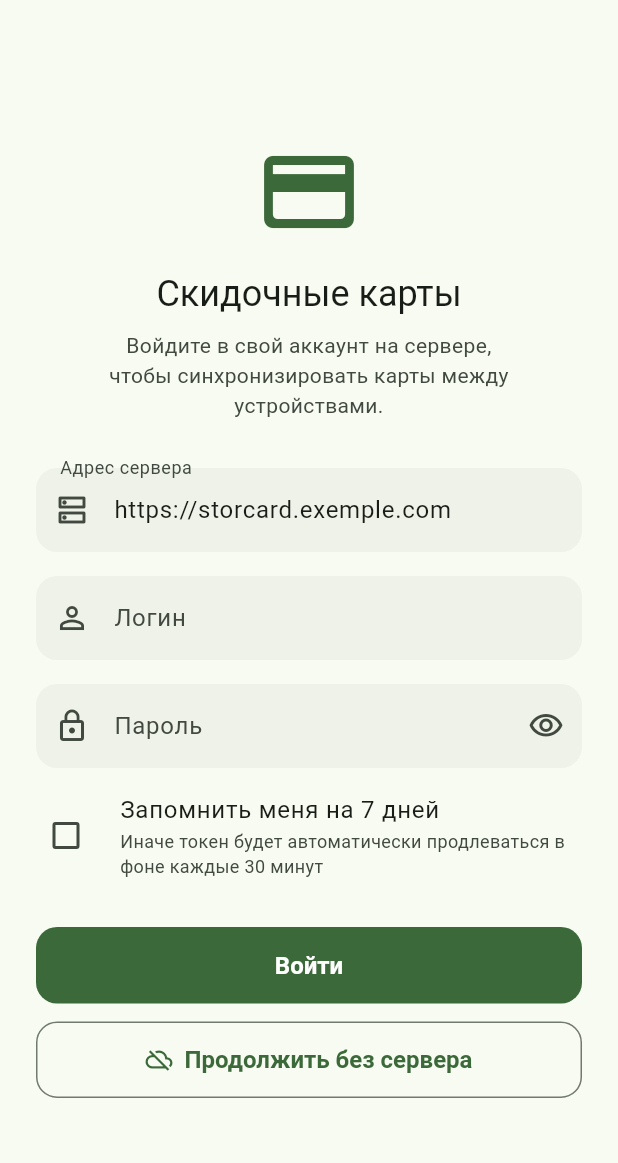
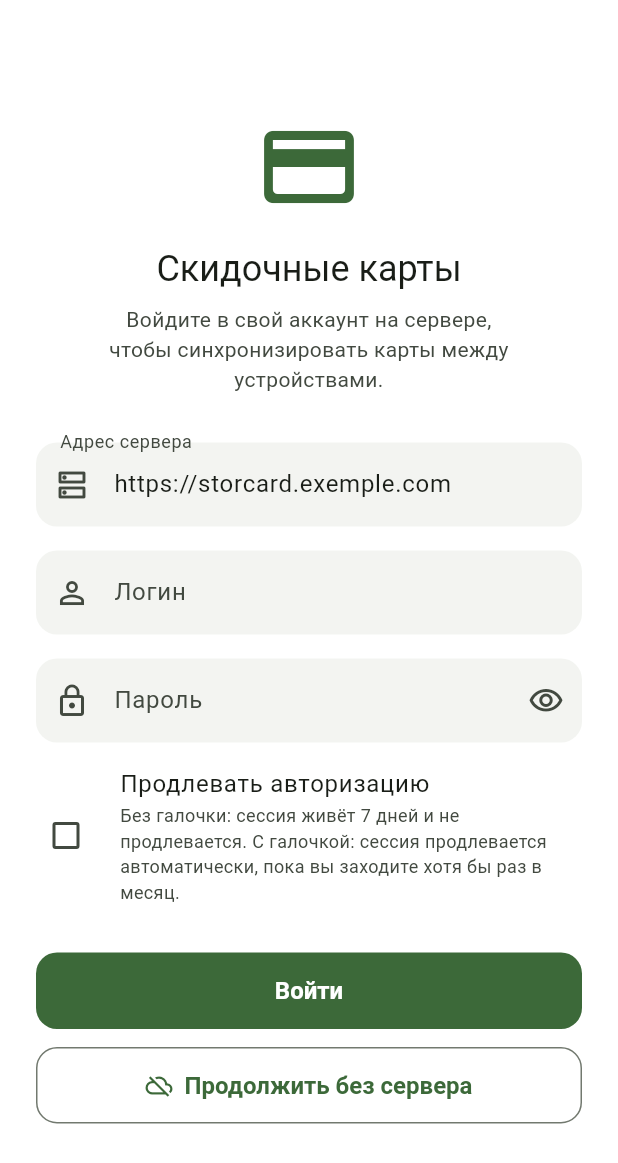
Before and after one commit to FoXeR928/StorCard_client, a Flutter app: the screen it shows after launch, on a phone screen of 412 x 824 dp. Shown: the top 1163 px of the screen. Run offline on Flutter 3.47's test engine with Material 3 defaults, Android fonts, the phone set to English and light mode, and no system bars; drawn by our look-alikes of dynamic_color; our stand-ins replace barcode_widget, connectivity_plus, dio, drift, drift_flutter, image_picker and 4 more; missing offline and left inert: mobile_scanner, screen_brightness; accounts and stored records are empty; generated files the repository leaves out were written again.

Commit message:
Добавлены динамические темы, ярлык и измена авторизация, изменен стиль блоков, исправлены ошибки

```diff
--- a/lib/app.dart
+++ b/lib/app.dart
@@ -1,3 +1,4 @@
+import 'package:dynamic_color/dynamic_color.dart';
 import 'package:flutter/material.dart';
 
 import 'core/theme/app_theme.dart';
@@ -10,13 +11,34 @@ class DiscountCardsApp extends StatelessWidget {
   @override
   Widget build(BuildContext context) {
     final info = AppInfoService.instance.cached;
-    return MaterialApp(
-      title: info?.appName ?? 'Скидочные карты',
-      debugShowCheckedModeBanner: false,
-      themeMode: ThemeMode.system,
-      theme: AppTheme.light(),
-      darkTheme: AppTheme.dark(),
-      home: const AuthGate(),
+
+    return DynamicColorBuilder(
+      builder: (lightDynamic, darkDynamic) {
+        // dynamic_color отдаёт ColorScheme из material_ui, а ThemeData
+        // ждёт ColorScheme из flutter/material. Извлекаем seed-цвет
+        // и пересобираем схему в нужном типе.
+        final lightScheme = lightDynamic != null
+            ? ColorScheme.fromSeed(
+                seedColor: lightDynamic.primary,
+                brightness: Brightness.light,
+              )
+            : null;
+        final darkScheme = darkDynamic != null
+            ? ColorScheme.fromSeed(
+                seedColor: darkDynamic.primary,
+                brightness: Brightness.dark,
+              )
+            : null;
+
+        return MaterialApp(
+          title: info?.appName ?? 'StorCard',
+          debugShowCheckedModeBanner: false,
+          themeMode: ThemeMode.system,
+          theme: AppTheme.light(lightScheme),
+          darkTheme: AppTheme.dark(darkScheme),
+          home: const AuthGate(),
+        );
+      },
     );
   }
 }
--- a/lib/core/theme/app_theme.dart
+++ b/lib/core/theme/app_theme.dart
@@ -3,20 +3,25 @@ import 'package:flutter/material.dart';
 class AppTheme {
   static const _seed = Color(0xFF2E7D32);
 
-  static ThemeData light() => _build(Brightness.light);
-  static ThemeData dark() => _build(Brightness.dark);
+  /// Если передана динамическая схема от системы (Material You) —
+  /// используется она. Иначе — fallback на фирменный зелёный.
+  static ThemeData light([ColorScheme? dynamicScheme]) => _build(
+    dynamicScheme ??
+        ColorScheme.fromSeed(seedColor: _seed, brightness: Brightness.light),
+  );
 
-  static ThemeData _build(Brightness brightness) {
-    final scheme = ColorScheme.fromSeed(
-      seedColor: _seed,
-      brightness: brightness,
-    );
+  static ThemeData dark([ColorScheme? dynamicScheme]) => _build(
+    dynamicScheme ??
+        ColorScheme.fromSeed(seedColor: _seed, brightness: Brightness.dark),
+  );
+
+  static ThemeData _build(ColorScheme scheme) {
     final radius = BorderRadius.circular(14);
 
     return ThemeData(
       useMaterial3: true,
       colorScheme: scheme,
-      scaffoldBackgroundColor: scheme.surface,
+      scaffoldBackgroundColor: scheme.surfaceContainerLowest,
       appBarTheme: AppBarTheme(
         backgroundColor: scheme.surface,
         foregroundColor: scheme.onSurface,
--- a/lib/data/services/auth_service.dart
+++ b/lib/data/services/auth_service.dart
@@ -17,7 +17,7 @@ class AuthService extends ChangeNotifier {
   static const _kLastServerUrl = 'last_server_url';
 
   /// Обновляем access-токен заранее, до его истечения.
-  static const _refreshLead = Duration(minutes: 5);
+  static const _refreshLead = Duration(days: 1);
 
   String? _serverUrl;
   String? _token;
@@ -105,7 +105,11 @@ class AuthService extends ChangeNotifier {
       final p = await SharedPreferences.getInstance();
       await p.setString(_kServerUrl, normalized);
       await p.setString(_kToken, token);
-      if (refresh != null) await p.setString(_kRefresh, refresh);
+      if (refresh != null) {
+        await p.setString(_kRefresh, refresh);
+      } else {
+        await p.remove(_kRefresh);   // без галочки refresh не нужен
+      }
       await p.setString(_kUsername, username);
       await p.setBool(_kOffline, false);
       await p.setString(_kLastServerUrl, normalized);
@@ -161,11 +165,15 @@ class AuthService extends ChangeNotifier {
         data: {'refresh_token': refresh},
       );
       final newAccess = res.data['access_token'] as String?;
+      final newRefresh = res.data['refresh_token'] as String?;
       if (newAccess == null) return false;
 
       _token = newAccess;
+      if (newRefresh != null) _refreshToken = newRefresh;
+
       final p = await SharedPreferences.getInstance();
       await p.setString(_kToken, newAccess);
+      if (newRefresh != null) await p.setString(_kRefresh, newRefresh);
 
       _scheduleRefresh();
       return true;
--- a/lib/views/login_screen.dart
+++ b/lib/views/login_screen.dart
@@ -145,10 +145,11 @@ class _LoginScreenState extends State<LoginScreen> {
                           ? null
                           : (v) => vm.setRememberMe(v ?? false),
                       controlAffinity: ListTileControlAffinity.leading,
-                      title: const Text('Запомнить меня на 7 дней'),
+                      title: const Text('Продлевать авторизацию'),
                       subtitle: const Text(
-                        'Иначе токен будет автоматически продлеваться '
-                        'в фоне каждые 30 минут',
+                        'Без галочки: сессия живёт 7 дней и не продлевается. '
+                        'С галочкой: сессия продлевается автоматически, '
+                        'пока вы заходите хотя бы раз в месяц.',
                         style: TextStyle(fontSize: 12),
                       ),
                     ),
```
Also changed, not shown: lib/data/services/sync_service.dart (+6 -2 lines), lib/views/cards_screen.dart (+25 -40 lines), lib/views/widgets/card_grid_tile.dart (added, +102 -0 lines), lib/views/widgets/card_image.dart (+12 -6 lines), lib/views/widgets/card_tile.dart (deleted, +0 -44 lines), pubspec.yaml (+16 -1 lines), assets/icon/icon.png (added), assets/icon/icon.svg (added), assets/icon/icon_foreground.png (added), assets/icon/icon_monochrome.png (added), pubspec.lock, 49 other files.
